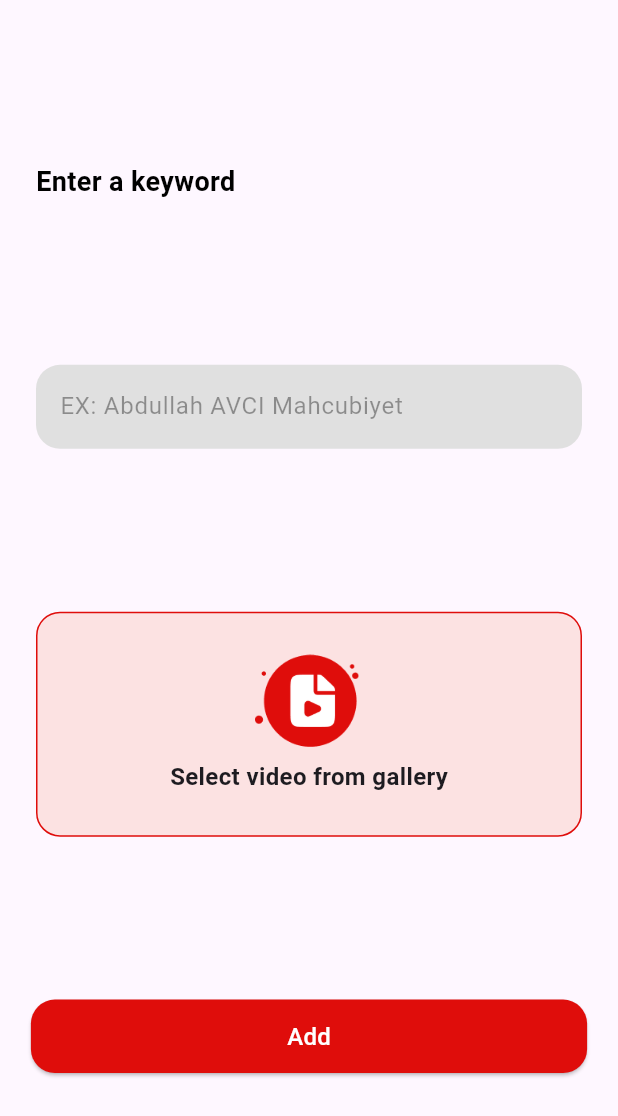
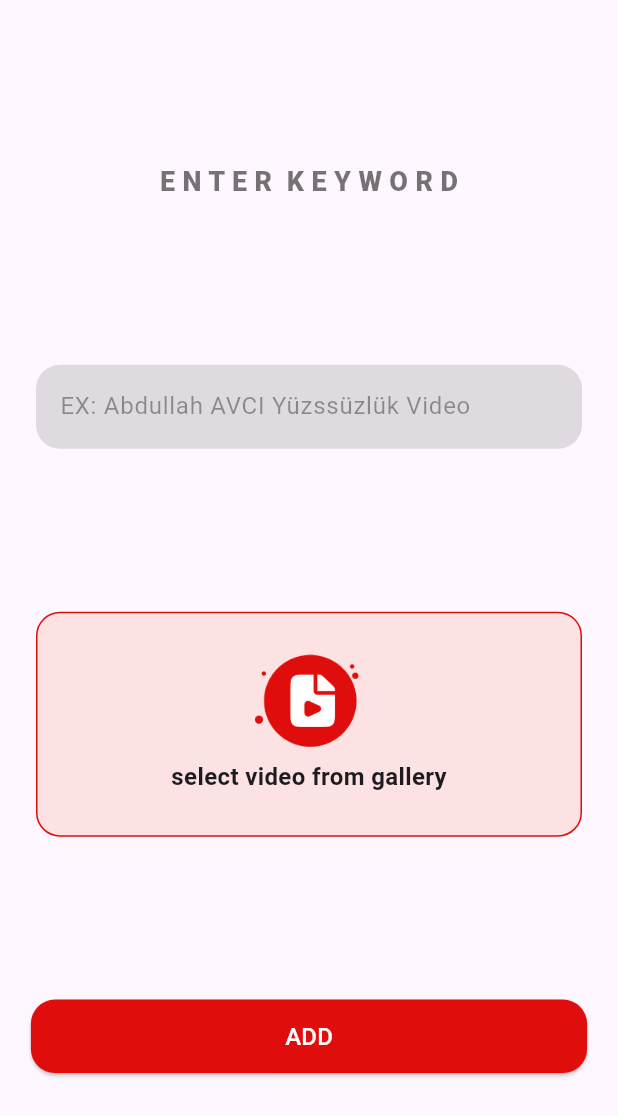
Before and after one commit to KLYCHUB/video_repo, a Flutter app: the AddVideoModal widget shown alone on an empty page, opened directly with empty values, on a phone screen of 412 x 824 dp. Shown: the top 1116 px of the screen. Run offline on Flutter 3.47's test engine with Material 3 defaults, Android fonts, the phone set to English and light mode, and no system bars; our stand-ins replace image_picker, share_plus, shared_preferences, video_player; missing offline and left inert: video_thumbnail; accounts and stored records are empty; network calls fail.

```diff
--- a/lib/components/custom_text_field.dart
+++ b/lib/components/custom_text_field.dart
@@ -14,11 +14,12 @@ class CustomTextField extends StatelessWidget {
   Widget build(BuildContext context) {
     return TextField(
       controller: controller,
+      textAlign: TextAlign.start,
       decoration: InputDecoration(
         hintText: hintText,
         hintStyle: AppTextStyles.hintStyle,
         filled: true,
-        fillColor: AppColors.lightGray,
+        fillColor: AppColors.black12,
         suffixIcon: icon,
         border: OutlineInputBorder(
           borderSide: BorderSide.none,
--- a/lib/localization/strings.dart
+++ b/lib/localization/strings.dart
@@ -1,9 +1,9 @@
 class AppStrings {
-  static const String appBarTitle = 'Video Repo';
-  static const String searchHint = 'Search videos';
-  static const String enterKeyword = 'Enter a keyword';
-  static const String exampleHint = 'EX: Abdullah AVCI Mahcubiyet';
-  static const String selectVideo = 'Select video from gallery';
-  static const String add = 'Add';
-  static const String addNewVideo = 'Add New Video';
+  static const String appBarTitle = 'V I D E O R E P O';
+  static const String searchHint = 'Search for videos';
+  static const String enterKeyword = 'E N T E R  K E Y W O R D';
+  static const String exampleHint = 'EX: Abdullah AVCI Yüzssüzlük Video';
+  static const String selectVideo = 'select video from gallery';
+  static const String add = 'ADD';
+  static const String addNewVideo = 'ADD NEW VIDEO';
 }
--- a/lib/styles/styles.dart
+++ b/lib/styles/styles.dart
@@ -2,8 +2,10 @@ import 'package:flutter/material.dart';
 
 class AppColors {
   static const Color black = Colors.black;
+  static const Color lightGray = Color(0xFFE0E0E0);
   static const Color black38 = Colors.black38;
-  static const Color lightGray = Color(0xFFE0E0E0);
+  static const Color black87 = Colors.black54;
+  static const Color black12 = Colors.black12;
   static const Color red = Color(0xFFDF0D0B);
   static const Color lightRed = Color(0xFFfce2e2);
   static const Color white = Colors.white;
@@ -12,8 +14,8 @@ class AppColors {
 class AppTextStyles {
   static const TextStyle appBarTitle = TextStyle(
     fontSize: 24,
-    color: AppColors.black,
-    fontWeight: FontWeight.bold,
+    color: AppColors.black87,
+    fontWeight: FontWeight.w800,
   );
 
   static const TextStyle hintStyle = TextStyle(
@@ -22,8 +24,8 @@ class AppTextStyles {
 
   static const TextStyle modalTitle = TextStyle(
     fontSize: 18,
-    color: AppColors.black,
-    fontWeight: FontWeight.bold,
+    color: AppColors.black87,
+    fontWeight: FontWeight.w800,
   );
 
   static const TextStyle modalButtonText = TextStyle(
--- a/pubspec.yaml
+++ b/pubspec.yaml
@@ -15,6 +15,8 @@ dependencies:
   image_picker: ^1.1.2
   video_player: ^2.9.1
   video_thumbnail: ^0.5.0
+  share_plus: ^9.0.0
+  shared_preferences: ^2.2.3
 
 dev_dependencies:
   flutter_test:
```
Also changed, not shown: lib/home_page.dart (+133 -13 lines), lib/components/custom_button.dart (deleted), pubspec.lock, 5 other files.
